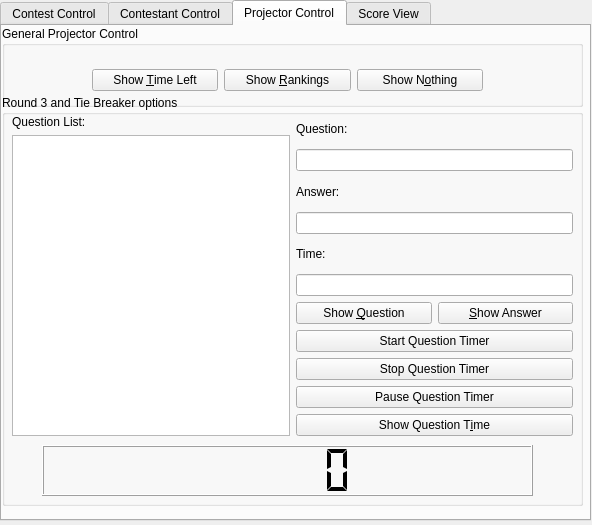
The window that src/server/server.ui (trigger-happy/Cerberus) describes before a commit, drawn with Qt 5.
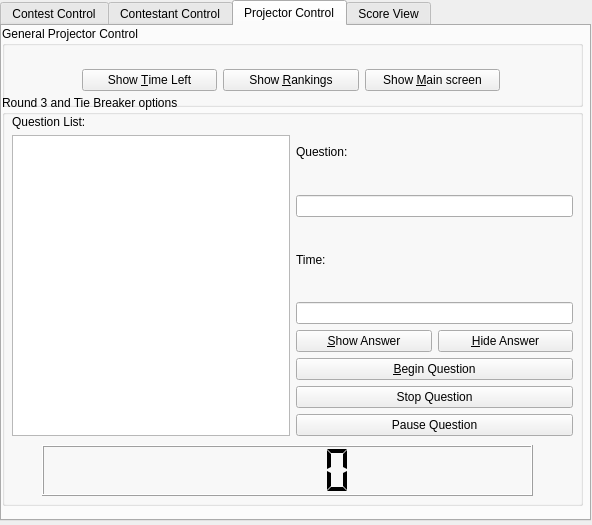
The same window after the commit. The open tabs and pages were chosen to show the change.

```diff
--- a/src/server/server.ui
+++ b/src/server/server.ui
@@ -318,9 +318,9 @@
      <widget class="QWidget" name="layoutWidget">
       <property name="geometry">
        <rect>
-        <x>90</x>
+        <x>80</x>
         <y>40</y>
-        <width>391</width>
+        <width>418</width>
         <height>29</height>
        </rect>
       </property>
@@ -342,7 +342,7 @@
        <item>
         <widget class="QPushButton" name="p_show_nothing_btn">
          <property name="text">
-          <string>Show N&amp;othing</string>
+          <string>Show &amp;Main screen</string>
          </property>
         </widget>
        </item>
@@ -404,20 +404,6 @@
            </property>
           </widget>
          </item>
-         <item>
-          <widget class="QLabel" name="label_7">
-           <property name="text">
-            <string>Answer:</string>
-           </property>
-          </widget>
-         </item>
-         <item>
-          <widget class="QLineEdit" name="p_answer_line">
-           <property name="readOnly">
-            <bool>true</bool>
-           </property>
-          </widget>
-         </item>
          <item>
           <widget class="QLabel" name="label_10">
            <property name="text">
@@ -434,13 +420,6 @@
          </item>
          <item>
           <layout class="QHBoxLayout" name="horizontalLayout_9">
-           <item>
-            <widget class="QPushButton" name="p_show_q_btn">
-             <property name="text">
-              <string>Show &amp;Question</string>
-             </property>
-            </widget>
-           </item>
            <item>
             <widget class="QPushButton" name="p_show_a_btn">
              <property name="text">
@@ -448,33 +427,33 @@
              </property>
             </widget>
            </item>
+           <item>
+            <widget class="QPushButton" name="p_hide_a_btn">
+             <property name="text">
+              <string>&amp;Hide Answer</string>
+             </property>
+            </widget>
+           </item>
           </layout>
          </item>
          <item>
           <widget class="QPushButton" name="qstart_btn">
            <property name="text">
-            <string>Start Question Timer</string>
+            <string>&amp;Begin Question</string>
            </property>
           </widget>
          </item>
          <item>
           <widget class="QPushButton" name="qstop_btn">
            <property name="text">
-            <string>Stop Question Timer</string>
+            <string>Stop Question</string>
            </property>
           </widget>
          </item>
          <item>
           <widget class="QPushButton" name="qpause_btn">
            <property name="text">
-            <string>Pause Question Timer</string>
-           </property>
-          </widget>
-         </item>
-         <item>
-          <widget class="QPushButton" name="p_show_qtime_btn">
-           <property name="text">
-            <string>Show Question T&amp;ime</string>
+            <string>Pause Question</string>
            </property>
           </widget>
          </item>
```
Left out of the diff: 4 changed lines with no effect on the pictures.
